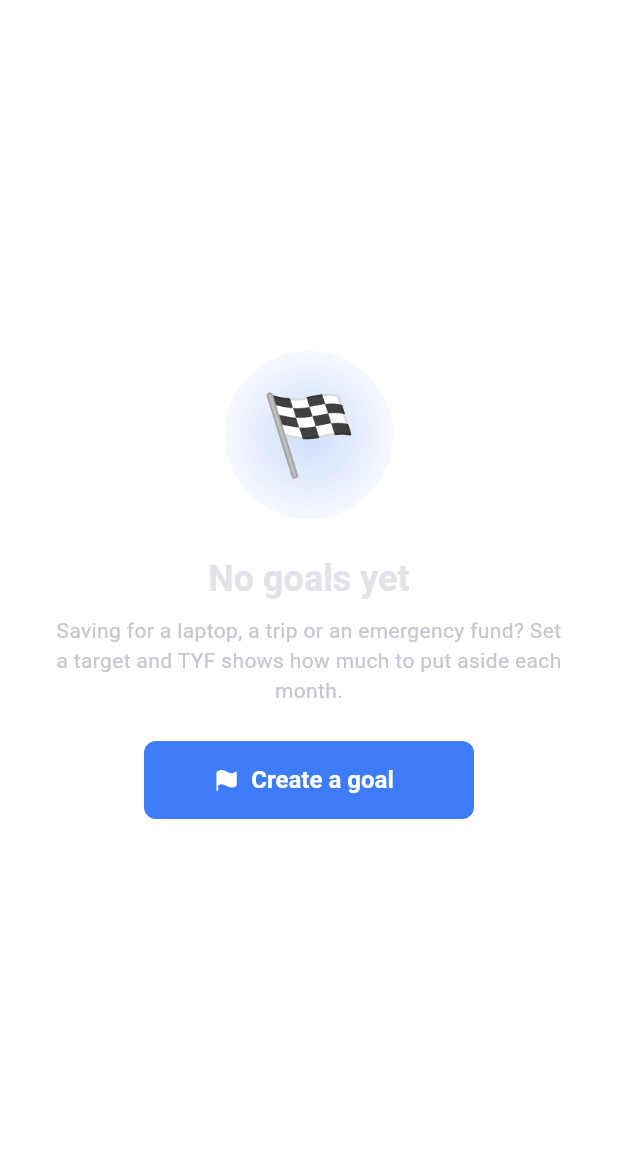
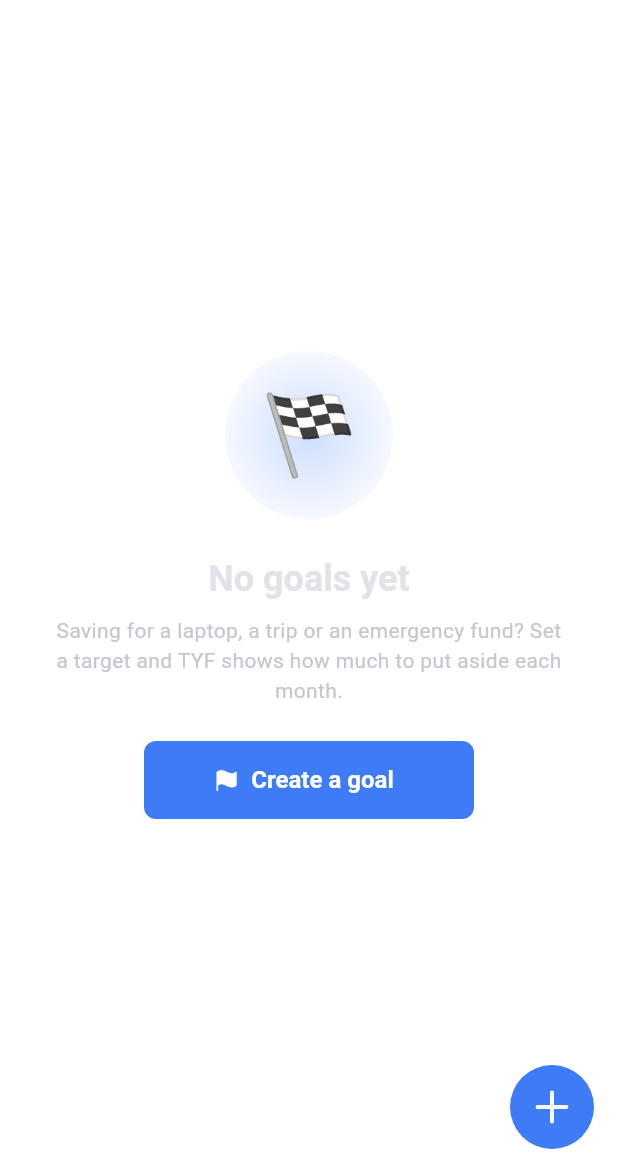
Before and after one commit to jaspinder08/track-your-finances, a Flutter app: the GoalsScreen screen opened directly, on a phone screen of 412 x 824 dp, the part 63-1236 px from its top. Run offline on Flutter 3.47's test engine with Material 3 defaults, Android fonts, the phone set to English and light mode, and no system bars; our stand-ins replace cloud_firestore, equatable, firebase_auth, firebase_core, flutter_riverpod, google_sign_in and 4 more; accounts and stored records are empty.

Commit message:
refactor: update floating action buttons and save buttons to circular icon style

```diff
--- a/tyf_mobile/lib/features/categories/screens/categories_screen.dart
+++ b/tyf_mobile/lib/features/categories/screens/categories_screen.dart
@@ -28,13 +28,13 @@ class CategoriesScreen extends ConsumerWidget {
   @override
   Widget build(BuildContext context, WidgetRef ref) => Scaffold(
     appBar: AppBar(title: const Text('Categories')),
-    floatingActionButton: FloatingActionButton.extended(
+    floatingActionButton: FloatingActionButton(
       heroTag: 'new-category',
       tooltip: 'New category',
       onPressed: () =>
           showCategoryEditor(context, kind: ref.read(categoryKindViewProvider)),
-      icon: const Icon(AppIcons.addRounded),
-      label: const Text('New category'),
+      shape: const CircleBorder(),
+      child: const Icon(AppIcons.addRounded, size: 28),
     ),
     body: const CategoriesView(),
   );
--- a/tyf_mobile/lib/features/goals/screens/goals_screen.dart
+++ b/tyf_mobile/lib/features/goals/screens/goals_screen.dart
@@ -1,10 +1,8 @@
 import 'package:flutter/material.dart';
-import 'package:flutter/rendering.dart';
 import 'package:flutter_riverpod/flutter_riverpod.dart';
 
 import '../../transactions/data/transaction_options.dart';
 import '../../transactions/screens/add_transaction_screen.dart';
-import '../data/goal.dart';
 import 'goals_view.dart';
 import '../../../core/design/app_icons.dart';
 
@@ -20,39 +18,19 @@ class GoalsScreen extends ConsumerStatefulWidget {
 }
 
 class _GoalsScreenState extends ConsumerState<GoalsScreen> {
-  bool _extended = true;
-
-  bool _onScroll(UserScrollNotification n) {
-    final e = switch (n.direction) {
-      ScrollDirection.reverse => false, // scrolling down the list
-      ScrollDirection.forward => true,
-      ScrollDirection.idle => _extended,
-    };
-    if (e != _extended) setState(() => _extended = e);
-    return false;
-  }
-
   @override
   Widget build(BuildContext context) {
-    final hasGoals = ref.watch(goalsProvider).isNotEmpty;
     return Scaffold(
       appBar: AppBar(title: const Text('Goals')),
-      floatingActionButton: hasGoals
-          ? FloatingActionButton.extended(
-              tooltip: 'New goal',
-              isExtended: _extended,
-              onPressed: () => showAddTransactionScreen(
-                context,
-                initialType: EntryType.goal,
-              ),
-              icon: const Icon(AppIcons.addRounded),
-              label: const Text('New goal'),
-            )
-          : null,
-      body: NotificationListener<UserScrollNotification>(
-        onNotification: _onScroll,
-        child: const GoalsView(),
+      // Always there, so adding a goal is one tap from anywhere.
+      floatingActionButton: FloatingActionButton(
+        tooltip: 'New goal',
+        onPressed: () =>
+            showAddTransactionScreen(context, initialType: EntryType.goal),
+        shape: const CircleBorder(),
+        child: const Icon(AppIcons.addRounded, size: 28),
       ),
+      body: const GoalsView(),
     );
   }
 }
```
Also changed, not shown: tyf_mobile/lib/features/categories/widgets/category_editor_sheet.dart (+4 -9 lines), 1 other file.
